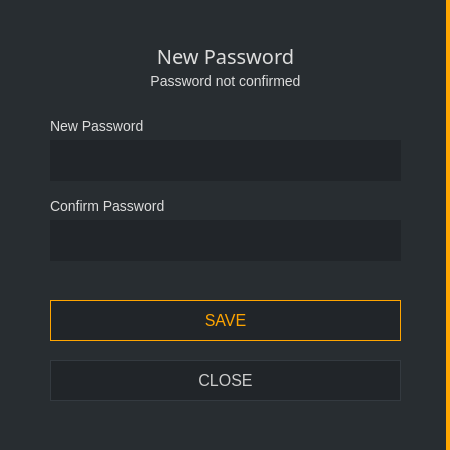
This is src/gui/ui/newpassworddialog.ui in ConcealNetwork/conceal-desktop as Qt 5 draws it before an edit. The edited form follows.
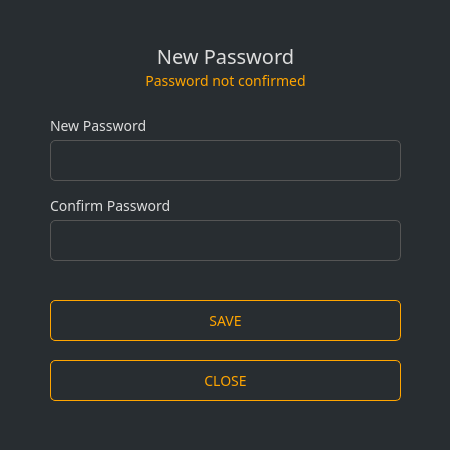
This is the edited form.

Commit message: Change styling of new password dialog

Patch:
```diff
--- a/src/gui/ui/newpassworddialog.ui
+++ b/src/gui/ui/newpassworddialog.ui
@@ -20,8 +20,7 @@
    <string>Enter password</string>
   </property>
   <property name="styleSheet">
-   <string notr="true">background-color: #212529; color: #ddd;
-border: 0px;</string>
+   <string notr="true">background-color: #282d31; color: #ddd; border: 0px; font-family: Poppins;</string>
   </property>
   <layout class="QGridLayout" name="gridLayout">
    <property name="leftMargin">
@@ -39,7 +38,7 @@
    <item row="0" column="0" colspan="2">
     <widget class="QGroupBox" name="groupBox">
      <property name="styleSheet">
-      <string notr="true">background-color: #282d31; border-right: 4px solid orange;</string>
+      <string notr="true"/>
      </property>
      <property name="title">
       <string/>
@@ -92,6 +91,7 @@
       </property>
       <property name="font">
        <font>
+        <family>Poppins</family>
         <pointsize>-1</pointsize>
        </font>
       </property>
@@ -126,14 +126,11 @@
       <property name="font">
        <font>
         <family>Poppins</family>
-        <pointsize>9</pointsize>
+        <pointsize>-1</pointsize>
        </font>
       </property>
       <property name="styleSheet">
-       <string notr="true">background-color: #212529;
-border-right: 0px;
-color: #e5e5e5;
-padding: 5px;</string>
+       <string notr="true">padding: 3px; border: 1px solid #555; border-radius: 5px; font-family: 'Poppins'; font-size: 14px; color: #aaa;</string>
       </property>
       <property name="echoMode">
        <enum>QLineEdit::Password</enum>
@@ -162,6 +159,7 @@
       </property>
       <property name="font">
        <font>
+        <family>Poppins</family>
         <pointsize>-1</pointsize>
        </font>
       </property>
@@ -190,14 +188,11 @@
       <property name="font">
        <font>
         <family>Poppins</family>
-        <pointsize>9</pointsize>
+        <pointsize>-1</pointsize>
        </font>
       </property>
       <property name="styleSheet">
-       <string notr="true">background-color: #212529;
-border-right: 0px;
-color: #e5e5e5;
-padding: 5px;</string>
+       <string notr="true">padding: 3px; border: 1px solid #555; border-radius: 5px; font-family: 'Poppins'; font-size: 14px; color: #aaa;</string>
       </property>
       <property name="echoMode">
        <enum>QLineEdit::Password</enum>
@@ -206,19 +201,20 @@
      <widget class="QLabel" name="m_errorLabel">
       <property name="geometry">
        <rect>
-        <x>70</x>
+        <x>0</x>
         <y>70</y>
-        <width>311</width>
+        <width>451</width>
         <height>21</height>
        </rect>
       </property>
       <property name="font">
        <font>
+        <family>Poppins</family>
         <pointsize>-1</pointsize>
        </font>
       </property>
       <property name="styleSheet">
-       <string notr="true">color: #ddd;border-right: 0px;font-size: 14px;</string>
+       <string notr="true">color: orange;border-right: 0px;font-size: 14px;</string>
       </property>
       <property name="text">
        <string>Password not confirmed</string>
@@ -247,13 +243,12 @@
       </property>
       <property name="font">
        <font>
+        <family>Poppins</family>
         <pointsize>-1</pointsize>
        </font>
       </property>
       <property name="styleSheet">
-       <string notr="true">QPushButton#m_okButton {color: orange; background-color: #212529; border: 1px solid orange; font-size: 16px;}
-
-QPushButton#m_okButton:hover {color: orange; background-color: #212529; border: 2px solid orange; font-size: 16px;}</string>
+       <string notr="true">color: orange; border: 1px solid orange; font-size: 14px; border-radius: 5px;</string>
       </property>
       <property name="text">
        <string>SAVE</string>
@@ -279,13 +274,12 @@
       </property>
       <property name="font">
        <font>
+        <family>Poppins</family>
         <pointsize>-1</pointsize>
        </font>
       </property>
       <property name="styleSheet">
-       <string notr="true">QPushButton#m_cancelButton {color: #ccc; border: 1px solid #343a40; font-size: 16px; background-color: #212529;}
-
-QPushButton#m_cancelButton:hover {color: #ddd; border: 2px solid #444; font-size: 16px; background-color: #212529;}</string>
+       <string notr="true">color: orange; border: 1px solid orange; font-size: 14px; border-radius: 5px;</string>
       </property>
       <property name="text">
        <string>CLOSE</string>
```
